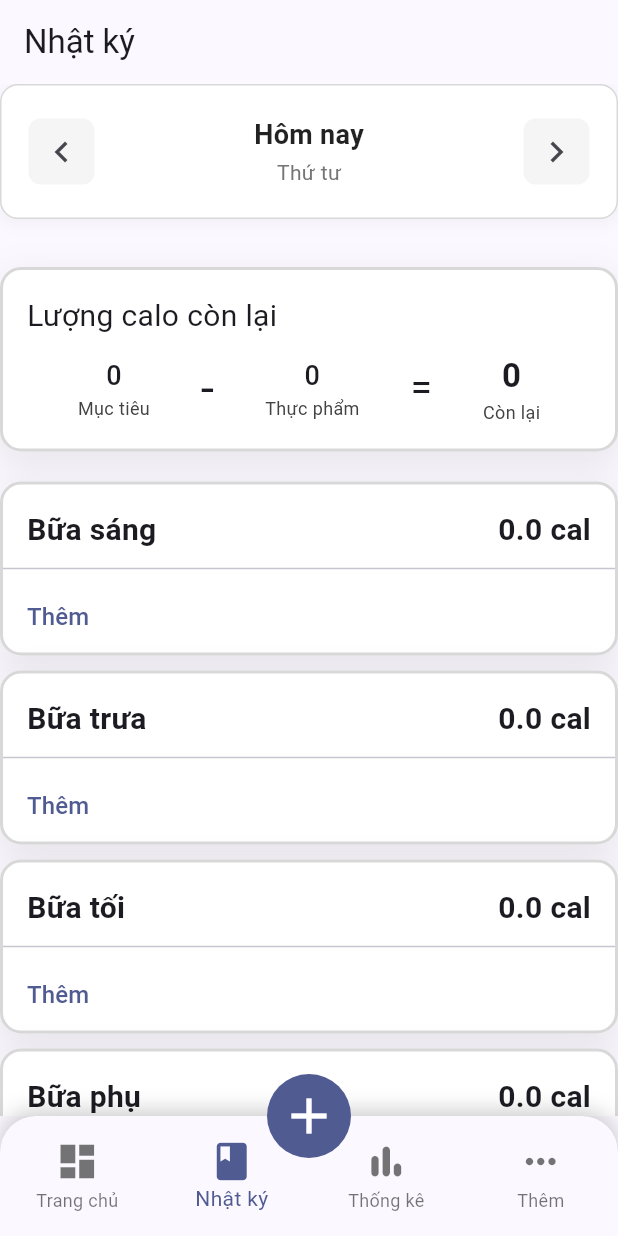
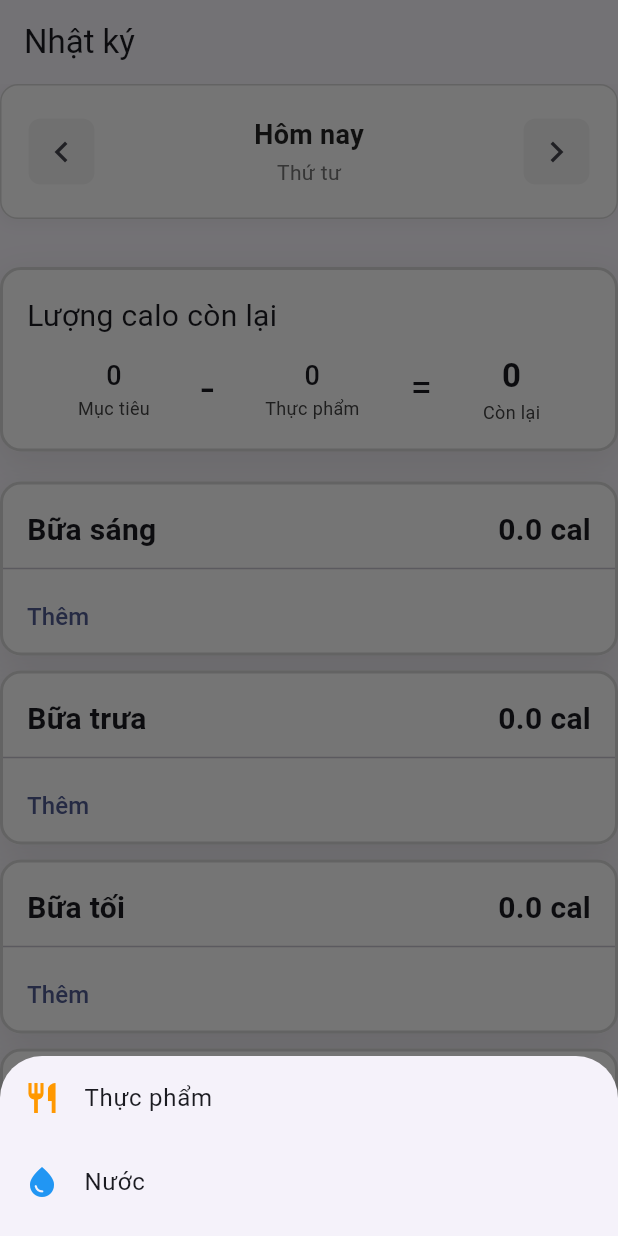
Before and after one commit to nmd1406/NutriPal, a Flutter app: the screen it shows once a user with an empty profile is signed in, item 2 of the bottom bar chosen, after a tap on the "add" icon, on a phone screen of 412 x 824 dp. Run offline on Flutter 3.47's test engine with Material 3 defaults, Android fonts, the phone set to English and light mode, and no system bars; our stand-ins replace cloud_firestore, firebase_auth, firebase_core, flutter_riverpod, percent_indicator, sqflite; accounts and stored records are empty.

```diff
--- a/lib/views/screens/diary_screen.dart
+++ b/lib/views/screens/diary_screen.dart
@@ -4,9 +4,9 @@ import 'package:nutripal/models/meal_record.dart';
 import 'package:nutripal/models/profile.dart';
 import 'package:nutripal/viewmodels/meal_tracking_viewmodel.dart';
 import 'package:nutripal/viewmodels/profile_viewmodel.dart';
-import 'package:nutripal/viewmodels/tdee_viewmodel.dart';
 import 'package:nutripal/views/widgets/date_selector.dart';
 import 'package:nutripal/views/widgets/meal_diary_card.dart';
+import 'package:nutripal/views/widgets/water_diary_card.dart';
 
 class DiaryScreen extends ConsumerStatefulWidget {
   const DiaryScreen({super.key});
@@ -172,6 +172,8 @@ class _DiaryScreenState extends ConsumerState<DiaryScreen> {
             MealDiaryCard(meal: Meal.dinner),
             const SizedBox(height: 10),
             MealDiaryCard(meal: Meal.snack),
+            const SizedBox(height: 10),
+            WaterDiary(),
             const SizedBox(height: 36),
             ElevatedButton(onPressed: () {}, child: Text("Cập nhật nhật ký")),
             SizedBox(height: MediaQuery.of(context).size.height * 0.1),
--- a/lib/views/screens/main_screen.dart
+++ b/lib/views/screens/main_screen.dart
@@ -42,7 +42,39 @@ class MainScreen extends ConsumerWidget {
       ),
       floatingActionButton: IconButton.filled(
         iconSize: 40,
-        onPressed: () {},
+        onPressed: () {
+          showModalBottomSheet(
+            context: context,
+            builder: (context) => Container(
+              height: 120,
+              decoration: BoxDecoration(
+                borderRadius: const BorderRadius.only(
+                  topLeft: Radius.circular(12),
+                  topRight: Radius.circular(12),
+                ),
+              ),
+              child: Center(
+                child: Column(
+                  children: [
+                    ListTile(
+                      onTap: () {},
+                      leading: const Icon(
+                        Icons.restaurant,
+                        color: Colors.orange,
+                      ),
+                      title: Text("Thực phẩm"),
+                    ),
+                    ListTile(
+                      onTap: () {},
+                      leading: const Icon(Icons.water_drop, color: Colors.blue),
+                      title: Text("Nước"),
+                    ),
+                  ],
+                ),
+              ),
+            ),
+          );
+        },
         icon: const Icon(Icons.add),
       ),
       floatingActionButtonLocation: FloatingActionButtonLocation.centerDocked,
--- a/lib/views/screens/splash_screen.dart
+++ b/lib/views/screens/splash_screen.dart
@@ -42,6 +42,7 @@ class _SplashScreenState extends State<SplashScreen>
   @override
   Widget build(BuildContext context) {
     return MaterialApp(
+      debugShowCheckedModeBanner: false,
       home: Scaffold(
         backgroundColor: Theme.of(context).primaryColor,
         body: Center(
--- a/lib/views/widgets/meal_diary_card.dart
+++ b/lib/views/widgets/meal_diary_card.dart
@@ -13,23 +13,8 @@ class MealDiaryCard extends ConsumerWidget {
   Widget build(BuildContext context, WidgetRef ref) {
     final mealTrackingState = ref.watch(mealTrackingViewModelProvider);
 
-    // Lấy records theo meal type
-    final mealRecords = meal == Meal.breakfast
-        ? mealTrackingState.breakfastRecords
-        : meal == Meal.lunch
-        ? mealTrackingState.lunchRecords
-        : meal == Meal.dinner
-        ? mealTrackingState.dinnerRecords
-        : mealTrackingState.snackRecords;
-
-    // Lấy total calories theo meal type
-    final totalCalories = meal == Meal.breakfast
-        ? mealTrackingState.breakfastCalories
-        : meal == Meal.lunch
-        ? mealTrackingState.lunchCalories
-        : meal == Meal.dinner
-        ? mealTrackingState.dinnerCalories
-        : mealTrackingState.snackCalories;
+    final mealRecords = mealTrackingState.getMealRecords(meal);
+    final totalCalories = mealTrackingState.getTotalCaloriesForMeal(meal);
 
     return Container(
       width: double.infinity,
@@ -128,11 +113,14 @@ class MealDiaryCard extends ConsumerWidget {
           Padding(
             padding: const EdgeInsets.only(left: 4),
             child: TextButton(
-              onPressed: () => Navigator.of(context).push(
-                MaterialPageRoute(
-                  builder: (context) => AddFoodScreen(meal: meal),
-                ),
-              ),
+              onPressed: () {
+                ref.read(currentMealProvider.notifier).state = meal;
+                Navigator.of(context).push(
+                  MaterialPageRoute(
+                    builder: (context) => AddFoodScreen(meal: meal),
+                  ),
+                );
+              },
               child: Text("Thêm", style: TextStyle(fontSize: 16)),
             ),
           ),
--- a/lib/views/widgets/water_progress_indicator.dart
+++ b/lib/views/widgets/water_progress_indicator.dart
@@ -26,7 +26,7 @@ class WaterProgressIndicator extends StatelessWidget {
       progressColor: Color.fromARGB(255, 38, 124, 228),
       circularStrokeCap: CircularStrokeCap.round,
       center: Column(
-        crossAxisAlignment: CrossAxisAlignment.start,
+        crossAxisAlignment: CrossAxisAlignment.center,
         mainAxisAlignment: MainAxisAlignment.center,
         children: [
           Text(
```
